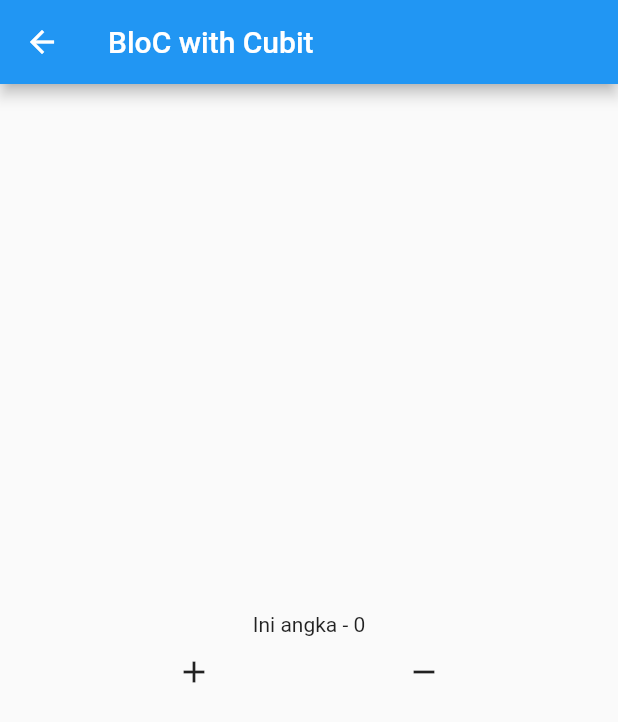
After one commit to dikynugraha1111/state_bloc, a Flutter app: the HomeMeet3 screen opened directly, after a tap on the "add" icon, after a tap on the "remove" icon, on a phone screen of 412 x 824 dp. The commit adds this screen. Shown: the top 722 px of the screen. Run offline on Flutter 3.47's test engine with Material 2 defaults, Android fonts, the phone set to English and light mode, and no system bars; our stand-ins replace bloc, flutter_bloc.

Commit message:
Meet 3 - Try Cubit

```diff
--- a/lib/main.dart
+++ b/lib/main.dart
@@ -2,6 +2,7 @@ import 'package:flutter/material.dart';
 import 'package:flutter_bloc/flutter_bloc.dart';
 import 'package:try_bloc/meet_1/ui/home.dart';
 import 'package:try_bloc/meet_2/state/counter_bloc.dart';
+import 'package:try_bloc/meet_3/state/counter_bloc.dart';
 
 void main() {
   runApp(const MyApp());
@@ -15,7 +16,7 @@ class MyApp extends StatelessWidget {
   Widget build(BuildContext context) {
     return MaterialApp(
       home: BlocProvider(
-        create: (context) => CounterBloc2(),
+        create: (context) => CounterBloc3(0),
         child: const HomeMeet1(),
       ),
     );
--- /dev/null
+++ b/lib/meet_3/state/counter_bloc.dart
@@ -0,0 +1,18 @@
+import 'package:flutter_bloc/flutter_bloc.dart';
+
+class CounterBloc3 extends Cubit<int> {
+  CounterBloc3(initialState) : super(initialState);
+
+  int _count = 0;
+  get count => _count;
+
+  void add() {
+    _count++;
+    emit(count);
+  }
+
+  void minus() {
+    _count--;
+    emit(count);
+  }
+}
--- /dev/null
+++ b/lib/meet_3/ui/home.dart
@@ -0,0 +1,46 @@
+import 'package:flutter/material.dart';
+import 'package:flutter_bloc/flutter_bloc.dart';
+import 'package:try_bloc/meet_3/state/counter_bloc.dart';
+
+class HomeMeet3 extends StatelessWidget {
+  const HomeMeet3({Key? key}) : super(key: key);
+
+  @override
+  Widget build(BuildContext context) {
+    return Scaffold(
+      appBar: AppBar(
+        title: const Text("BloC with Cubit"),
+      ),
+      body: Center(
+        child: Column(
+          mainAxisAlignment: MainAxisAlignment.center,
+          children: [
+            BlocBuilder<CounterBloc3, int>(
+              builder: (context, state) {
+                return Text(
+                    "Ini angka - ${context.read<CounterBloc3>().count}");
+              },
+            ),
+            Row(
+              mainAxisAlignment: MainAxisAlignment.spaceEvenly,
+              children: [
+                IconButton(
+                  onPressed: () {
+                    context.read<CounterBloc3>().add();
+                  },
+                  icon: const Icon(Icons.add),
+                ),
+                IconButton(
+                  onPressed: () {
+                    context.read<CounterBloc3>().minus();
+                  },
+                  icon: Icon(Icons.remove),
+                )
+              ],
+            ),
+          ],
+        ),
+      ),
+    );
+  }
+}
```
